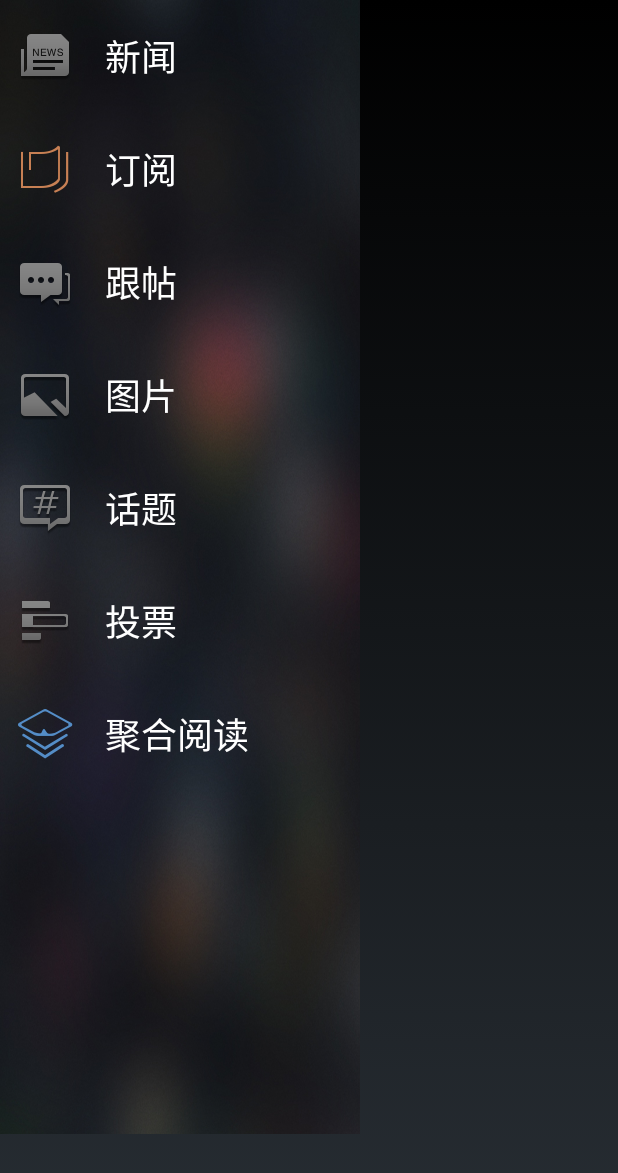
After one commit to youngway2017/Android, an Android app: the layout layout_menu.xml on its own in the app's theme, with its tools: preview values and no code run, on a phone screen of 412 x 824 dp. The commit adds this screen. Shown: the top 1173 px of the screen. Run offline under Robolectric (Android 15) with nearby library versions, the light colour scheme and no system bars.

Commit message:
SlideMenu

```diff
--- a/CustomView/SlideMenu/app/build.gradle
+++ b/CustomView/SlideMenu/app/build.gradle
@@ -2,7 +2,7 @@ apply plugin: 'com.android.application'
 
 android {
     compileSdkVersion 23
-    buildToolsVersion "23.0.1"
+    buildToolsVersion "23.0.0"
 
     defaultConfig {
         applicationId "young.com.slidemenu"
--- a/CustomView/SlideMenu/app/src/main/AndroidManifest.xml
+++ b/CustomView/SlideMenu/app/src/main/AndroidManifest.xml
@@ -6,7 +6,7 @@
         android:allowBackup="true"
         android:icon="@mipmap/ic_launcher"
         android:label="@string/app_name"
-        android:theme="@style/AppTheme" >
+        android:theme="@android:style/Theme.NoTitleBar" >
         <activity
             android:name=".MainActivity"
             android:label="@string/app_name" >
--- /dev/null
+++ b/CustomView/SlideMenu/app/src/main/res/layout/layout_menu.xml
@@ -0,0 +1,52 @@
+<?xml version="1.0" encoding="utf-8"?>
+<ScrollView xmlns:android="http://schemas.android.com/apk/res/android"
+    android:layout_width="240dp" android:layout_height="match_parent">
+    <LinearLayout
+        android:layout_width="match_parent"
+        android:layout_height="match_parent"
+        android:orientation="vertical"
+        android:background="@drawable/menu_bg">
+
+        <TextView
+            style="@style/TabMenuTheme"
+            android:text="新闻"
+            android:drawableLeft="@drawable/tab_news"
+            />
+
+        <TextView
+            style="@style/TabMenuTheme"
+            android:text="订阅"
+            android:drawableLeft="@drawable/tab_read"
+            />
+
+        <TextView
+            style="@style/TabMenuTheme"
+            android:text="跟帖"
+            android:drawableLeft="@drawable/tab_ties"
+            />
+
+        <TextView
+            style="@style/TabMenuTheme"
+            android:text="图片"
+            android:drawableLeft="@drawable/tab_pics"
+            />
+
+        <TextView
+            style="@style/TabMenuTheme"
+            android:text="话题"
+            android:drawableLeft="@drawable/tab_ugc"
+            />
+
+        <TextView
+            style="@style/TabMenuTheme"
+            android:text="投票"
+            android:drawableLeft="@drawable/tab_vote"
+            />
+
+        <TextView
+            style="@style/TabMenuTheme"
+            android:text="聚合阅读"
+            android:drawableLeft="@drawable/tab_focus"
+            />
+    </LinearLayout>
+</ScrollView>
--- a/CustomView/SlideMenu/app/src/main/res/values/styles.xml
+++ b/CustomView/SlideMenu/app/src/main/res/values/styles.xml
@@ -5,4 +5,14 @@
         <!-- Customize your theme here. -->
     </style>
 
+    <style name="TabMenuTheme">
+        <item name="android:layout_width">match_parent</item>
+        <item name="android:layout_height">55dp</item>
+        <item name="android:textColor">#ffffff</item>
+        <item name="android:textSize">24sp</item>
+        <item name="android:layout_margin">10dp</item>
+        <item name="android:gravity">center_vertical</item>
+        <item name="android:drawablePadding">20dp</item>
+
+    </style>
 </resources>
```
Also changed, not shown: CustomView/SlideMenu/app/src/main/java/young/com/slidemenu/MainActivity.java (+2 -24 lines), CustomView/SlideMenu/app/src/main/java/young/com/slidemenu/view/SlideMenu.java (added, +80 -0 lines), CustomView/SlideMenu/app/src/main/res/layout/activity_main.xml (+6 -8 lines), CustomView/SlideMenu/app/src/main/res/layout/layout_main.xml (added, +41 -0 lines), CustomView/SlideMenu/app/src/main/res/drawable-hdpi/main_back.png (added), CustomView/SlideMenu/app/src/main/res/drawable-hdpi/menu_bg.jpg (added), CustomView/SlideMenu/app/src/main/res/drawable-hdpi/tab_focus.png (added), CustomView/SlideMenu/app/src/main/res/drawable-hdpi/tab_local.png (added), CustomView/SlideMenu/app/src/main/res/drawable-hdpi/tab_news.png (added), CustomView/SlideMenu/app/src/main/res/drawable-hdpi/tab_pics.png (added), CustomView/SlideMenu/app/src/main/res/drawable-hdpi/tab_read.png (added), CustomView/SlideMenu/app/src/main/res/drawable-hdpi/tab_ties.png (added), CustomView/SlideMenu/app/src/main/res/drawable-hdpi/tab_ugc.png (added), CustomView/SlideMenu/app/src/main/res/drawable-hdpi/tab_vote.png (added), 2 more files, 1 other file.
